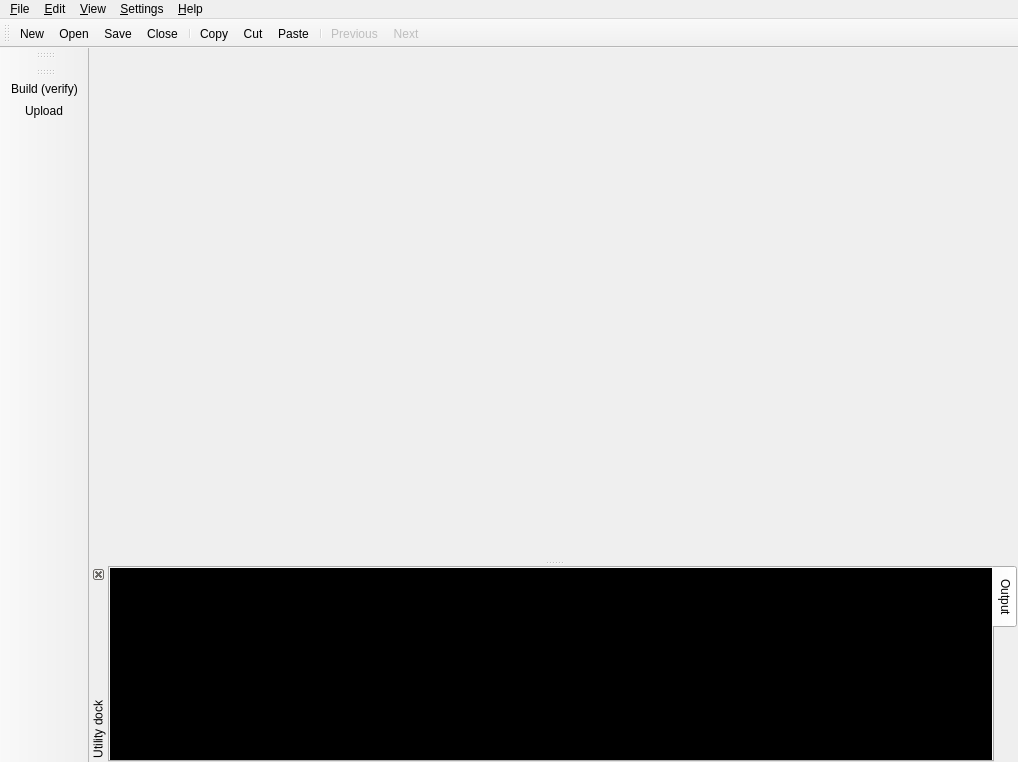
First picture: the form in gui/MainWindow.ui, repository mupuf/arduide, before the edit.
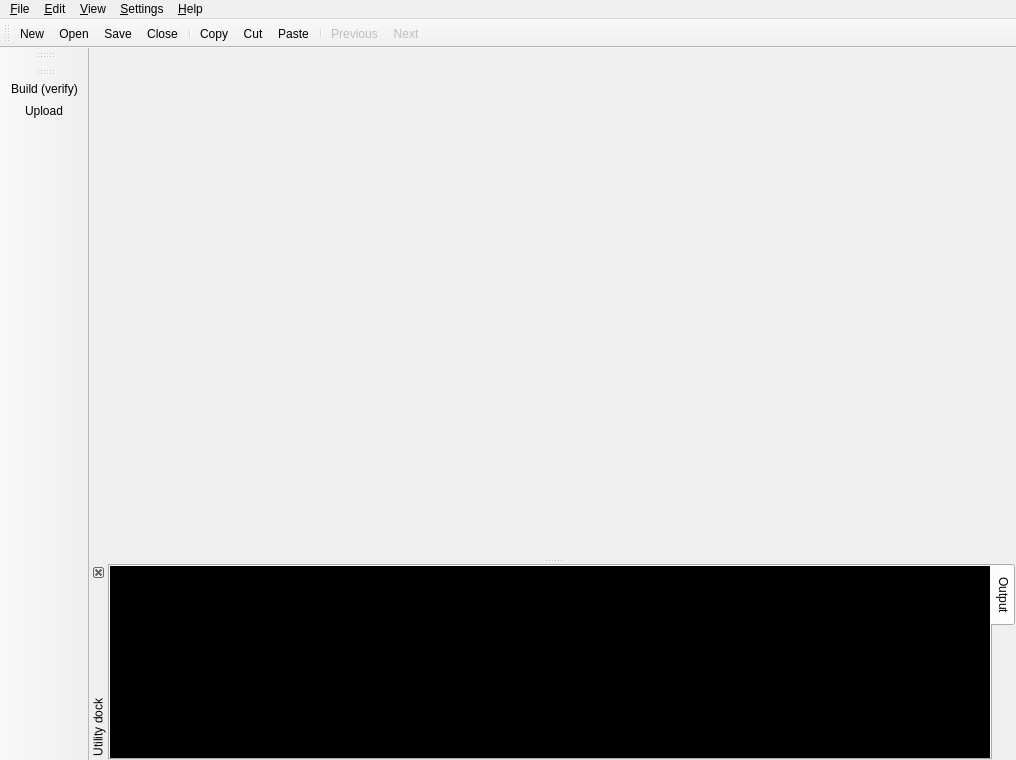
Second picture: the form after the edit. Icons and pictures are not drawn. Custom widgets are drawn as their Qt base class.

```diff
--- a/gui/MainWindow.ui
+++ b/gui/MainWindow.ui
@@ -6,8 +6,8 @@
    <rect>
     <x>0</x>
     <y>0</y>
-    <width>1018</width>
-    <height>762</height>
+    <width>1016</width>
+    <height>760</height>
    </rect>
   </property>
   <property name="windowTitle">
@@ -19,7 +19,7 @@
     <rect>
      <x>0</x>
      <y>0</y>
-     <width>1018</width>
+     <width>1016</width>
      <height>20</height>
     </rect>
    </property>
```
Left out of the diff: 10 changed lines with no effect on the pictures.
